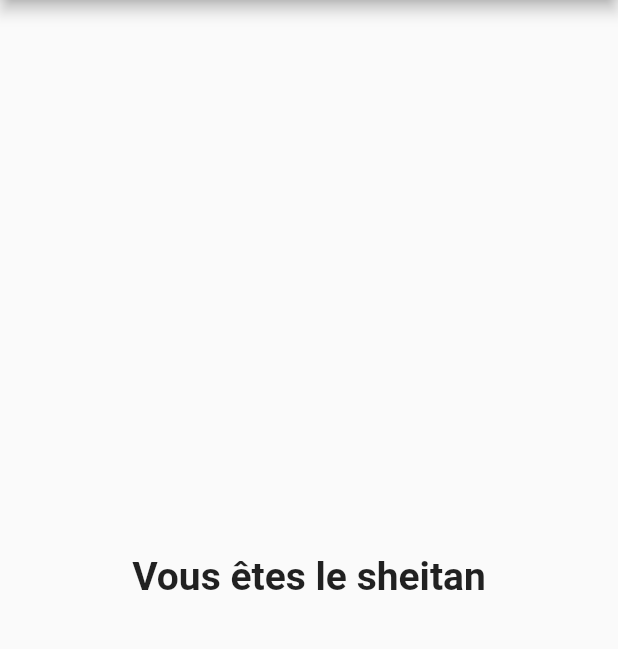
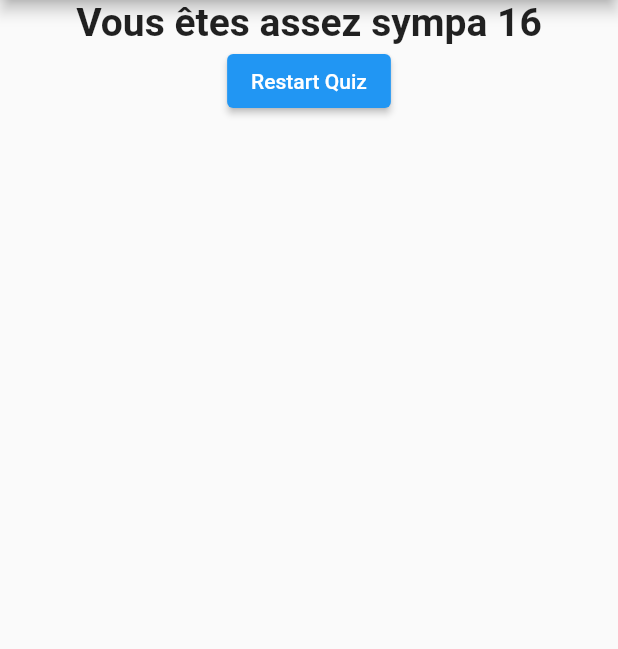
Before and after one commit to ApachaiZ/udemy_first_app, a Flutter app: the screen it shows after launch, after a tap on "Chien", after a tap on "Rouge", after a tap on "Jeux de société", on a phone screen of 412 x 824 dp, the part 84-733 px from its top. Run offline on Flutter 3.47's test engine with Material 2 defaults, Android fonts, the phone set to English and light mode, and no system bars.

Commit message:
Section 2, Part 54

```diff
--- a/lib/main.dart
+++ b/lib/main.dart
@@ -15,7 +15,7 @@ class MyApp extends StatefulWidget {
 
 class _MyAppState extends State<MyApp> {
   var _questionIndex = 0;
-  var _totalScrore = 0;
+  var _totalScore = 0;
   final _questions = const [
     {
       'questionText': "Quel est votre animal préféré ?",
@@ -44,12 +44,17 @@ class _MyAppState extends State<MyApp> {
   ];
 
   void _answerQuestion(int score) {
-    _totalScrore += score;
-    setState(
-      () {
-        _questionIndex++;
-      },
-    );
+    _totalScore += score;
+    setState(() {
+      _questionIndex++;
+    });
+  }
+
+  void _resetQuiz() {
+    setState(() {
+      _questionIndex = 0;
+      _totalScore = 0;
+    });
   }
 
   @override
@@ -65,7 +70,7 @@ class _MyAppState extends State<MyApp> {
                 questions: _questions,
                 questionIndex: _questionIndex,
               )
-            : Result(resultScore: _totalScrore),
+            : Result(resultScore: _totalScore, resetQuiz: _resetQuiz),
       ),
     );
   }
--- a/lib/result.dart
+++ b/lib/result.dart
@@ -2,20 +2,22 @@ import 'package:flutter/material.dart';
 
 class Result extends StatelessWidget {
   final int resultScore;
+  final VoidCallback resetQuiz;
 
   const Result({
     Key? key,
     required this.resultScore,
+    required this.resetQuiz,
   }) : super(key: key);
 
   String get resultPhrase {
     var resultText = "Vous avez terminé";
-    if (resultScore <= 8) {
-      resultText = "Vous êtes super et innocent";
-    } else if (resultScore <= 12) {
-      resultText = "Vous êtes assez sympa";
+    if (resultScore <= 10) {
+      resultText = "Vous êtes super et innocent $resultScore";
+    } else if (resultScore <= 20) {
+      resultText = "Vous êtes assez sympa $resultScore";
     } else {
-      resultText = "Vous êtes le sheitan";
+      resultText = "Vous êtes le sheitan $resultScore";
     }
     return resultText;
   }
@@ -23,10 +25,20 @@ class Result extends StatelessWidget {
   @override
   Widget build(BuildContext context) {
     return Center(
-      child: Text(
-        resultPhrase,
-        style: const TextStyle(fontSize: 26, fontWeight: FontWeight.bold),
-        textAlign: TextAlign.center,
+      child: Column(
+        children: [
+          Center(
+            child: Text(
+              resultPhrase,
+              style: const TextStyle(fontSize: 26, fontWeight: FontWeight.bold),
+              textAlign: TextAlign.center,
+            ),
+          ),
+          ElevatedButton(
+            onPressed: resetQuiz,
+            child: const Text("Restart Quiz"),
+          )
+        ],
       ),
     );
   }
```
